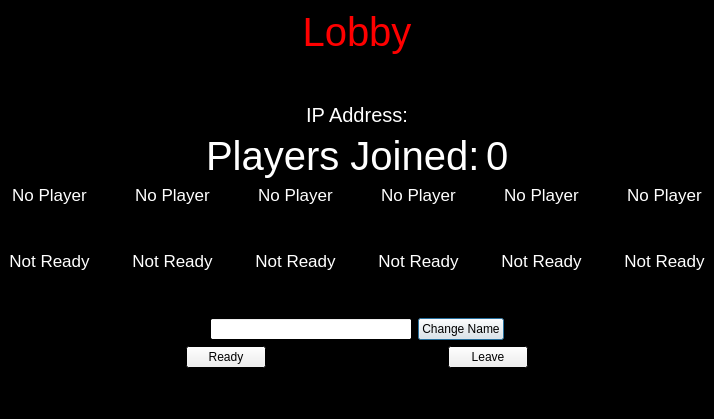
Above: DodgeBall/lobby.ui from demolition18956/DodgeBall-Game before the change. Below: the same form after it.
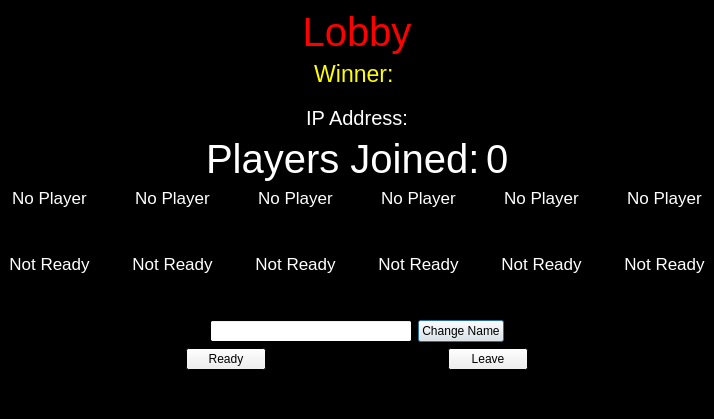
That is the form after the change.

Patch:
```diff
--- a/DodgeBall/lobby.ui
+++ b/DodgeBall/lobby.ui
@@ -536,6 +536,139 @@
       </property>
      </widget>
     </item>
+    <item>
+     <widget class="QLabel" name="winnerLabel">
+      <property name="palette">
+       <palette>
+        <active>
+         <colorrole role="WindowText">
+          <brush brushstyle="SolidPattern">
+           <color alpha="255">
+            <red>255</red>
+            <green>255</green>
+            <blue>0</blue>
+           </color>
+          </brush>
+         </colorrole>
+         <colorrole role="Text">
+          <brush brushstyle="SolidPattern">
+           <color alpha="255">
+            <red>255</red>
+            <green>255</green>
+            <blue>255</blue>
+           </color>
+          </brush>
+         </colorrole>
+         <colorrole role="ButtonText">
+          <brush brushstyle="SolidPattern">
+           <color alpha="255">
+            <red>255</red>
+            <green>255</green>
+            <blue>255</blue>
+           </color>
+          </brush>
+         </colorrole>
+         <colorrole role="PlaceholderText">
+          <brush brushstyle="SolidPattern">
+           <color alpha="128">
+            <red>255</red>
+            <green>255</green>
+            <blue>255</blue>
+           </color>
+          </brush>
+         </colorrole>
+        </active>
+        <inactive>
+         <colorrole role="WindowText">
+          <brush brushstyle="SolidPattern">
+           <color alpha="255">
+            <red>255</red>
+            <green>255</green>
+            <blue>0</blue>
+           </color>
+          </brush>
+         </colorrole>
+         <colorrole role="Text">
+          <brush brushstyle="SolidPattern">
+           <color alpha="255">
+            <red>255</red>
+            <green>255</green>
+            <blue>255</blue>
+           </color>
+          </brush>
+         </colorrole>
+         <colorrole role="ButtonText">
+          <brush brushstyle="SolidPattern">
+           <color alpha="255">
+            <red>255</red>
+            <green>255</green>
+            <blue>255</blue>
+           </color>
+          </brush>
+         </colorrole>
+         <colorrole role="PlaceholderText">
+          <brush brushstyle="SolidPattern">
+           <color alpha="128">
+            <red>255</red>
+            <green>255</green>
+            <blue>255</blue>
+           </color>
+          </brush>
+         </colorrole>
+        </inactive>
+        <disabled>
+         <colorrole role="WindowText">
+          <brush brushstyle="SolidPattern">
+           <color alpha="255">
+            <red>190</red>
+            <green>190</green>
+            <blue>190</blue>
+           </color>
+          </brush>
+         </colorrole>
+         <colorrole role="Text">
+          <brush brushstyle="SolidPattern">
+           <color alpha="255">
+            <red>190</red>
+            <green>190</green>
+            <blue>190</blue>
+           </color>
+          </brush>
+         </colorrole>
+         <colorrole role="ButtonText">
+          <brush brushstyle="SolidPattern">
+           <color alpha="255">
+            <red>190</red>
+            <green>190</green>
+            <blue>190</blue>
+           </color>
+          </brush>
+         </colorrole>
+         <colorrole role="PlaceholderText">
+          <brush brushstyle="SolidPattern">
+           <color alpha="128">
+            <red>0</red>
+            <green>0</green>
+            <blue>0</blue>
+           </color>
+          </brush>
+         </colorrole>
+        </disabled>
+       </palette>
+      </property>
+      <property name="font">
+       <font>
+        <pointsize>17</pointsize>
+       </font>
+      </property>
+      <property name="text">
+       <string>Winner: </string>
+      </property>
+      <property name="alignment">
+       <set>Qt::AlignCenter</set>
+      </property>
+     </widget>
+    </item>
     <item>
      <spacer name="verticalSpacer_10">
       <property name="orientation">
```
